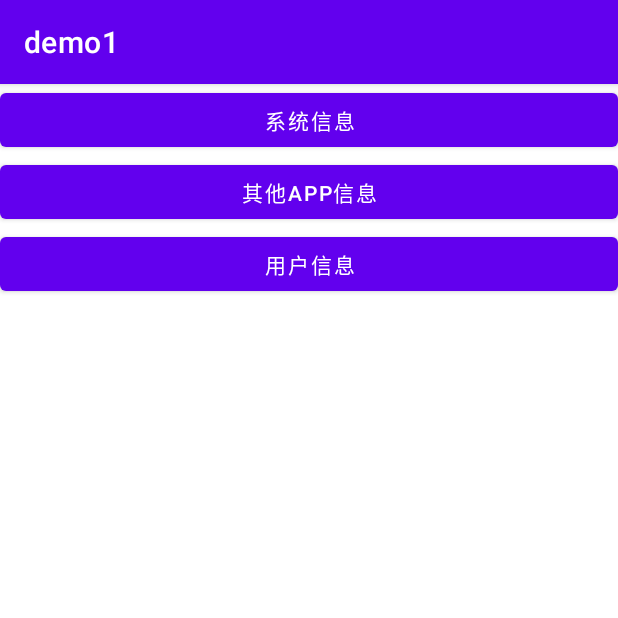
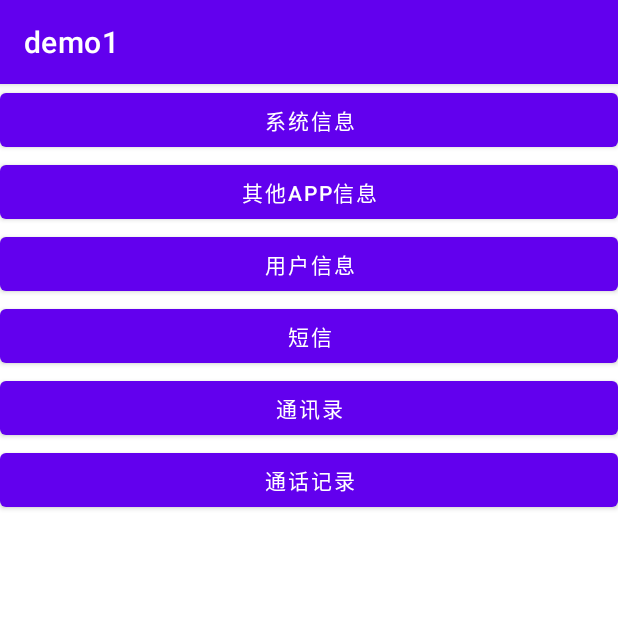
Before and after one commit to chuifengji2/UCAS_mobile_security_homework, an Android app: the screen it shows after launch (FirstActivity), on a phone screen of 412 x 824 dp, the top half of it. Run offline under Robolectric (Android 15) with nearby library versions, the phone set to English and light mode, and no system bars; 1 statement that could not run was skipped.

Commit message:
获取更多信息

```diff
--- a/app/src/main/java/com/example/act_test/FirstActivity.java
+++ b/app/src/main/java/com/example/act_test/FirstActivity.java
@@ -1,28 +1,19 @@
 package com.example.act_test;
 
-import androidx.annotation.Nullable;
 import androidx.appcompat.app.AppCompatActivity;
-import androidx.core.app.ActivityCompat;
 
-import android.Manifest;
 import android.content.Context;
-import android.content.Intent;
 import android.content.pm.ApplicationInfo;
 import android.content.pm.PackageInfo;
 import android.content.pm.PackageManager;
-import android.net.Uri;
 import android.os.Build;
 import android.os.Bundle;
 import android.telephony.TelephonyManager;
-import android.util.Log;
-import android.view.Menu;
-import android.view.MenuItem;
 import android.view.View;
 import android.widget.Button;
 import android.widget.LinearLayout;
 import android.widget.ScrollView;
 import android.widget.TextView;
-import android.widget.Toast;
 
 import java.util.List;
 
@@ -32,82 +23,164 @@ public class FirstActivity extends AppCompatActivity {
     protected void onCreate(Bundle savedInstanceState) {
         super.onCreate(savedInstanceState);
         setContentView(R.layout.first_layout);
-        Button button1 = (Button) findViewById(R.id.button_1);
-        Button button2 = (Button) findViewById(R.id.button_2);
-        Button button3 = (Button) findViewById(R.id.button_3);
-        button1.setOnClickListener(new View.OnClickListener() {
+        Button btn_sysinfo = (Button) findViewById(R.id.btn_sysinfo);
+        Button btn_appinfo = (Button) findViewById(R.id.btn_appinfo);
+        Button btn_userinfo = (Button) findViewById(R.id.btn_userinfo);
+        Button btn_sms = (Button) findViewById(R.id.btn_sms);
+        Button btn_contacts = (Button) findViewById(R.id.btn_contacts);
+        Button btn_callhist = (Button) findViewById(R.id.btn_callhist);
+
+        LinearLayout btnsLayout = (LinearLayout) findViewById(R.id.btnsLayout);
+
+        TextView txt_sysinfo = new TextView(FirstActivity.this);
+        txt_sysinfo.setTextSize(16);
+        txt_sysinfo.setVisibility(View.GONE);
+
+        TextView txt_appinfo = new TextView(FirstActivity.this);
+        txt_appinfo.setTextSize(16);
+        txt_appinfo.setVisibility(View.GONE);
+
+        TextView txt_userinfo = new TextView(FirstActivity.this);
+        txt_userinfo.setTextSize(16);
+        txt_userinfo.setVisibility(View.GONE);
+
+        TextView txt_sms = new TextView(FirstActivity.this);
+        txt_sms.setTextSize(16);
+        txt_sms.setVisibility(View.GONE);
+
+        TextView txt_contacts = new TextView(FirstActivity.this);
+        txt_contacts.setTextSize(16);
+        txt_contacts.setVisibility(View.GONE);
+
+        TextView txt_callhist = new TextView(FirstActivity.this);
+        txt_callhist.setTextSize(16);
+        txt_callhist.setVisibility(View.GONE);
+
+        LinearLayout linear_sysinfo = new LinearLayout(FirstActivity.this);
+        linear_sysinfo.setOrientation(LinearLayout.VERTICAL);
+        linear_sysinfo.addView(txt_sysinfo);
+        ScrollView scroll_sysinfo = new ScrollView(FirstActivity.this);
+        scroll_sysinfo.addView(linear_sysinfo);
+
+        LinearLayout linear_appinfo = new LinearLayout(FirstActivity.this);
+        linear_appinfo.setOrientation(LinearLayout.VERTICAL);
+        linear_appinfo.addView(txt_appinfo);
+        ScrollView scroll_appinfo = new ScrollView(FirstActivity.this);
+        scroll_appinfo.addView(linear_appinfo);
+
+        LinearLayout linear_sms = new LinearLayout(FirstActivity.this);
+        linear_sms.setOrientation(LinearLayout.VERTICAL);
+        linear_sms.addView(txt_sms);
+        ScrollView scroll_sms = new ScrollView(FirstActivity.this);
+        scroll_sms.addView(linear_sms);
+
+        LinearLayout linear_contacts = new LinearLayout(FirstActivity.this);
+        linear_contacts.setOrientation(LinearLayout.VERTICAL);
+        linear_contacts.addView(txt_contacts);
+        ScrollView scroll_contacts = new ScrollView(FirstActivity.this);
+        scroll_contacts.addView(linear_contacts);
+
+        LinearLayout linear_callhist = new LinearLayout(FirstActivity.this);
+        linear_callhist.setOrientation(LinearLayout.VERTICAL);
+        linear_callhist.addView(txt_callhist);
+        ScrollView scroll_callhist = new ScrollView(FirstActivity.this);
+        scroll_callhist.addView(linear_callhist);
+
+        btnsLayout.addView(scroll_sysinfo, btnsLayout.indexOfChild(btn_sysinfo)+1);
+        btnsLayout.addView(scroll_appinfo, btnsLayout.indexOfChild(btn_appinfo)+1);
+        btnsLayout.addView(txt_userinfo, btnsLayout.indexOfChild(btn_userinfo)+1);
+        btnsLayout.addView(scroll_sms, btnsLayout.indexOfChild(btn_sms)+1);
+        btnsLayout.addView(scroll_contacts, btnsLayout.indexOfChild(btn_contacts)+1);
+        btnsLayout.addView(scroll_callhist, btnsLayout.indexOfChild(btn_callhist)+1);
+
+        SystemInfoCollector sysinfoCollector = new SystemInfoCollector(this);
+        AppInfoCollector appinfoCollector = new AppInfoCollector(this);
+        UserInfoCollector userInfoCollector = new UserInfoCollector(this);
+
+        btn_sysinfo.setOnClickListener(new View.OnClickListener() {
             @Override
             public void onClick(View v) {
-                String info = "";
-                info += "设备品牌: " + Build.BRAND + "\n";
-                info += "设备名称: " + Build.DEVICE + "\n";
-                info += "设备型号: " + Build.MODEL + "\n";
-                info += "设备制造商和型号: " + Build.PRODUCT + "\n";
-                info += "主板名称: " + Build.BOARD + "\n";
-                info += "设备引导程序版本号: " + Build.BOOTLOADER + "\n";
-                info += "设备显示的版本字符串: " + Build.DISPLAY + "\n";
-                info += "设备的唯一标识: " + Build.FINGERPRINT + "\n";
-                info += "设备版本号: " + Build.ID + "\n";
-                info += "设备制造商: " + Build.MANUFACTURER + "\n";
-                info += "设备序列号: " + Build.SERIAL + "\n";
-                info += "设备描述标签: " + Build.TAGS + "\n";
-                info += "设备类型: " + Build.TYPE + "\n";
-                info += "设备所有者的名称: " + Build.USER + "\n";
-                TextView textView = new TextView(FirstActivity.this);
-                textView.setText(info);
-                setContentView(textView);
+
+                String info = sysinfoCollector.getSystemInfo();
+
+                if (txt_sysinfo.getVisibility() != View.VISIBLE) {
+                    txt_sysinfo.setText(info);
+                    txt_sysinfo.setVisibility(View.VISIBLE);
+                } else {
+                    txt_sysinfo.setVisibility(View.GONE);
+                }
             }
         });
 
-        button2.setOnClickListener(new View.OnClickListener() {
+        btn_appinfo.setOnClickListener(new View.OnClickListener() {
             @Override
             public void onClick(View v) {
-                String info = "";
-                PackageManager pm = getPackageManager();
-                List<ApplicationInfo> apps = pm.getInstalledApplications(PackageManager.GET_META_DATA);
+                String info = appinfoCollector.getAppInfo();
 
-                for (ApplicationInfo app : apps) {
-                    String appName = app.loadLabel(pm).toString();
-                    String packageName = app.packageName;
-                    String versionName = "";
-                    int versionCode = 0;
-                    try {
-                        PackageInfo packageInfo = pm.getPackageInfo(packageName, 0);
-                        versionName = packageInfo.versionName;
-                        versionCode = packageInfo.versionCode;
-                    } catch (PackageManager.NameNotFoundException e) {
-                        e.printStackTrace();
-                    }
-                    info += "App Name: " + appName + ", Package Name: " + packageName + ", Version Name: " + versionName + ", Version Code: " + versionCode + "\n" + "\n";
+                if (txt_appinfo.getVisibility() != View.VISIBLE) {
+                    txt_appinfo.setText(info);
+                    txt_appinfo.setVisibility(View.VISIBLE);
+                } else {
+                    txt_appinfo.setVisibility(View.GONE);
                 }
 
-                ScrollView scrollView = new ScrollView(FirstActivity.this);
-
-                LinearLayout linearLayout = new LinearLayout(FirstActivity.this);
-                linearLayout.setOrientation(LinearLayout.VERTICAL);
-
-                TextView textView = new TextView(FirstActivity.this);
-                textView.setText(info);
-                textView.setTextSize(20);
-                linearLayout.addView(textView);
-
-                scrollView.addView(linearLayout);
-                setContentView(scrollView);
             }
         });
 
-        button3.setOnClickListener(new View.OnClickListener() {
+        btn_userinfo.setOnClickListener(new View.OnClickListener() {
             @Override
             public void onClick(View v) {
-                String info = "";
-                TelephonyManager tm = (TelephonyManager) getSystemService(Context.TELEPHONY_SERVICE);
-                String deviceId = tm.getDeviceId();
-                String phoneNumber = tm.getLine1Number();
-                info += "deviceId:" + deviceId +"\n";
-                info += "phoneNumber:" + phoneNumber +"\n";
-                TextView textView = new TextView(FirstActivity.this);
-                textView.setText(info);
-                setContentView(textView);
+                String info = userInfoCollector.getTelephonyInfo();
+
+                if (txt_userinfo.getVisibility() != View.VISIBLE) {
+                    txt_userinfo.setText(info);
+                    txt_userinfo.setVisibility(View.VISIBLE);
+                } else {
+                    txt_userinfo.setVisibility(View.GONE);
+                }
+
+            }
+        });
+        btn_sms.setOnClickListener(new View.OnClickListener() {
+            @Override
+            public void onClick(View v) {
+                String info = userInfoCollector.getSMSInfo();
+
+                if (txt_sms.getVisibility() != View.VISIBLE) {
+                    txt_sms.setText(info);
+                    txt_sms.setVisibility(View.VISIBLE);
+                } else {
+                    txt_sms.setVisibility(View.GONE);
+                }
+
+            }
+        });
+        btn_contacts.setOnClickListener(new View.OnClickListener() {
+            @Override
+            public void onClick(View v) {
+                String info = userInfoCollector.getContactsInfo();
+
+                if (txt_contacts.getVisibility() != View.VISIBLE) {
+                    txt_contacts.setText(info);
+                    txt_contacts.setVisibility(View.VISIBLE);
+                } else {
+                    txt_contacts.setVisibility(View.GONE);
+                }
+
+            }
+        });
+        btn_callhist.setOnClickListener(new View.OnClickListener() {
+            @Override
+            public void onClick(View v) {
+                String info = userInfoCollector.getCallhistInfo();
+
+                if (txt_callhist.getVisibility() != View.VISIBLE) {
+                    txt_callhist.setText(info);
+                    txt_callhist.setVisibility(View.VISIBLE);
+                } else {
+                    txt_callhist.setVisibility(View.GONE);
+                }
+
             }
         });
     }
--- a/app/src/main/res/layout/first_layout.xml
+++ b/app/src/main/res/layout/first_layout.xml
@@ -1,26 +1,58 @@
 <?xml version="1.0" encoding="utf-8"?>
 <LinearLayout xmlns:android="http://schemas.android.com/apk/res/android"
+        xmlns:tools="http://schemas.android.com/tools"
         android:orientation="vertical"
+        android:layout_width="match_parent"
+        android:layout_height="match_parent"
+        android:id="@+id/mainLayout">
+
+    <ScrollView
             android:layout_width="match_parent"
             android:layout_height="match_parent">
 
-    <Button
-        android:id="@+id/button_1"
+        <LinearLayout
                 android:layout_width="match_parent"
                 android:layout_height="wrap_content"
-        android:text="系统信息"
-        />
+                android:orientation="vertical"
+                android:id="@+id/btnsLayout">
+
             <Button
-        android:id="@+id/button_2"
+                    android:id="@+id/btn_sysinfo"
                     android:layout_width="match_parent"
                     android:layout_height="wrap_content"
-        android:text="其他APP信息"
-        />
+                    android:text="系统信息" />
+
             <Button
-        android:id="@+id/button_3"
+                    android:id="@+id/btn_appinfo"
                     android:layout_width="match_parent"
                     android:layout_height="wrap_content"
-        android:text="用户信息"
-        />
+                    android:text="其他APP信息" />
+
+            <Button
+                    android:id="@+id/btn_userinfo"
+                    android:layout_width="match_parent"
+                    android:layout_height="wrap_content"
+                    android:text="用户信息" />
+
+            <Button
+                    android:id="@+id/btn_sms"
+                    android:layout_width="match_parent"
+                    android:layout_height="wrap_content"
+                    android:text="短信" />
+
+            <Button
+                    android:id="@+id/btn_contacts"
+                    android:layout_width="match_parent"
+                    android:layout_height="wrap_content"
+                    android:text="通讯录" />
+
+            <Button
+                    android:id="@+id/btn_callhist"
+                    android:layout_width="match_parent"
+                    android:layout_height="wrap_content"
+                    android:text="通话记录" />
 
         </LinearLayout>
+    </ScrollView>
+
+</LinearLayout>
```
Also changed, not shown: app/src/main/AndroidManifest.xml (+12 -0 lines), app/src/main/java/com/example/act_test/AppInfoCollector.java (added, +81 -0 lines), app/src/main/java/com/example/act_test/SystemInfoCollector.java (added, +318 -0 lines). Lines whose indentation alone changed are shown as unchanged.
